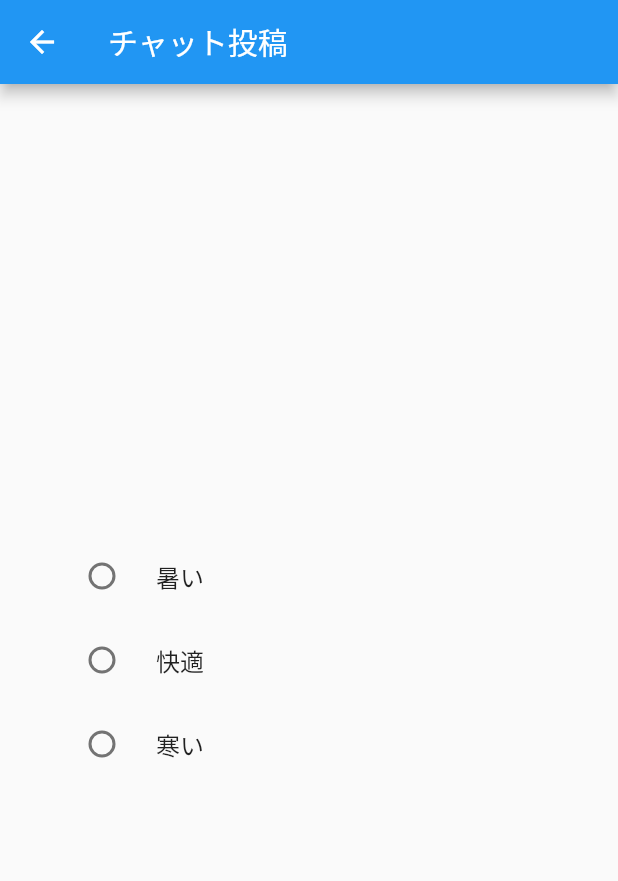
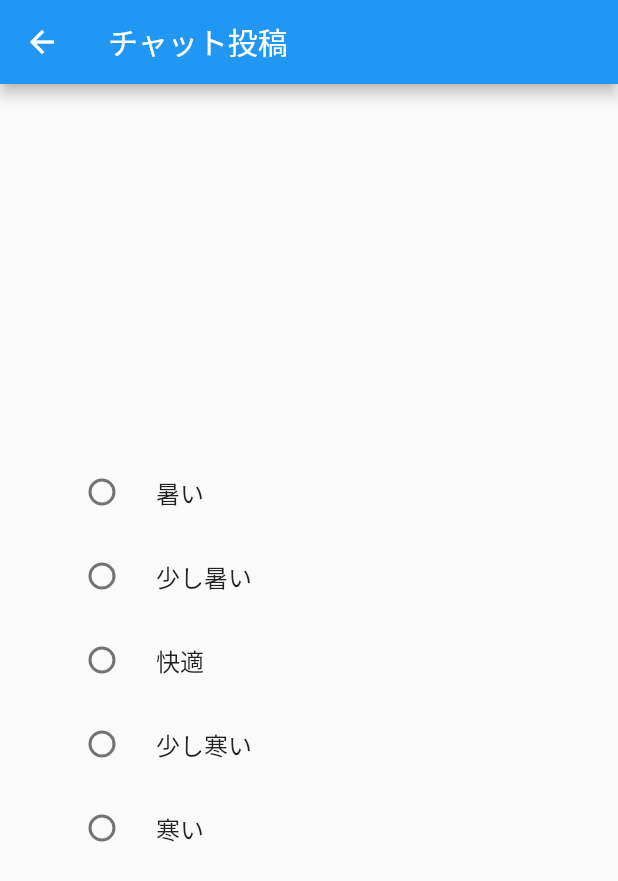
Before and after one commit to katasu-git/katasu-git-vote_temperature, a Flutter app: the ChatPage screen opened directly with empty values, after a tap on the "add" icon, on a phone screen of 412 x 824 dp. Shown: the top 881 px of the screen. Run offline on Flutter 3.47's test engine with Material 2 defaults, Android fonts, the phone set to English and light mode, and no system bars; our stand-ins replace cloud_firestore, firebase_auth, firebase_core; accounts and stored records are empty.

Commit message:
投票率が反映されるようにした

```diff
--- a/lib/view/addVotePage.dart
+++ b/lib/view/addVotePage.dart
@@ -14,9 +14,9 @@ class AddVotePage extends StatefulWidget {
 
 class _AddVotePageState extends State<AddVotePage> {
   // 入力した投稿メッセージ
-  String _voted = '未選択';
+  int _voted = 0;
 
-  void _onChanged(String voted) {
+  void _onChanged(int voted) {
     setState(() {
       _voted = voted;
     });
@@ -50,17 +50,27 @@ class _AddVotePageState extends State<AddVotePage> {
               // 投稿メッセージ入力
               RadioListTile(
                   title: Text('暑い'),
-                  value: '暑い',
+                  value: 5,
+                  groupValue: _voted,
+                  onChanged: _onChanged),
+              RadioListTile(
+                  title: Text('少し暑い'),
+                  value: 4,
                   groupValue: _voted,
                   onChanged: _onChanged),
               RadioListTile(
                   title: Text('快適'),
-                  value: '快適',
+                  value: 3,
+                  groupValue: _voted,
+                  onChanged: _onChanged),
+              RadioListTile(
+                  title: Text('少し寒い'),
+                  value: 2,
                   groupValue: _voted,
                   onChanged: _onChanged),
               RadioListTile(
                   title: Text('寒い'),
-                  value: '寒い',
+                  value: 1,
                   groupValue: _voted,
                   onChanged: _onChanged),
             ],
--- a/lib/view/chatPage.dart
+++ b/lib/view/chatPage.dart
@@ -2,8 +2,8 @@ import 'package:flutter/material.dart';
 import 'package:cloud_firestore/cloud_firestore.dart';
 import 'package:firebase_auth/firebase_auth.dart';
 
-import './addVotePage.dart';  //投稿ページ
-import './loginPage.dart';  //ログインページ
+import './addVotePage.dart'; //投稿ページ
+import './loginPage.dart'; //ログインページ
 
 // チャット画面用Widget
 class ChatPage extends StatelessWidget {
@@ -37,10 +37,12 @@ class ChatPage extends StatelessWidget {
       ),
       body: Column(
         children: <Widget>[
+          /*
           Container(
             padding: EdgeInsets.all(8),
             child: Text('ログイン情報：${user.email}'),
           ),
+          */
           Expanded(
             // FutureBuilder
             // 非同期処理の結果を元にWidgetを作れる
@@ -53,6 +55,50 @@ class ChatPage extends StatelessWidget {
                   .snapshots(),
               builder: (context, snapshot) {
                 // データが取得できた場合
+                if (snapshot.hasData) {
+                  final docments = snapshot.data.docs;
+                  var sum = docments.length;
+                  var hot = 0;
+                  var comfort = 0;
+                  var cold = 0;
+
+                  docments.forEach((doc) {
+                    if (doc["text"] == 5) {
+                      hot += 2;
+                    } else if (doc["text"] == 4) {
+                      hot += 1;
+                      comfort += 1;
+                    } else if (doc["text"] == 3) {
+                      comfort += 2;
+                    } else if (doc["text"] == 2) {
+                      cold += 1;
+                      comfort += 1;
+                    } else if (doc["text"] == 1) {
+                      cold += 2;
+                    }
+                  });
+
+                  var perHot = hot / sum * 100;
+                  var perComfort = comfort / sum * 100;
+                  var perCold = cold / sum * 100;
+
+                  return Scaffold(
+                    body: Center(
+                      child: Container(
+                        padding: EdgeInsets.all(32),
+                        child: Column(
+                          mainAxisAlignment: MainAxisAlignment.center,
+                          children: <Widget>[
+                            Text("暑い🥵" + perHot.toStringAsFixed(1) + "%"),
+                            Text("快適🥰" + perComfort.toStringAsFixed(1) + "%"),
+                            Text("寒い🥶" + perCold.toStringAsFixed(1) + "%"),
+                          ],
+                        ),
+                      ),
+                    ),
+                  );
+                }
+                /*
                 if (snapshot.hasData) {
                   final List<DocumentSnapshot> documents = snapshot.data.docs;
                   // 取得した投稿メッセージ一覧を元にリスト表示
@@ -82,6 +128,7 @@ class ChatPage extends StatelessWidget {
                     }).toList(),
                   );
                 }
+                */
                 // データが読込中の場合
                 return Center(
                   child: CircularProgressIndicator(),
```
